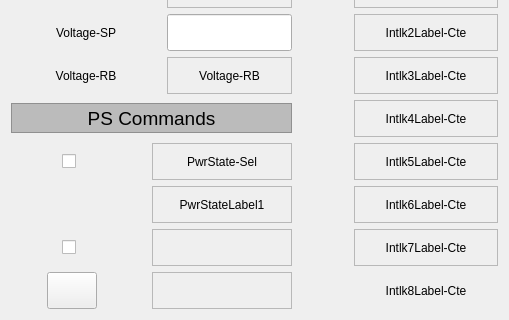
Above: siriushlacon/spixconv/ui/kicker.ui from lnls-sirius/pydm-opi before the change; both pictures show x 0 to 509 and y 165 to 485 of the 509 by 485 pixel window. Below: the same form after it.
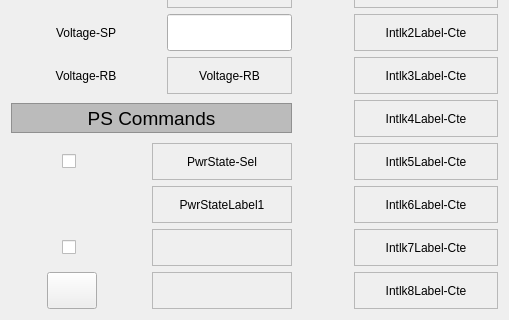
That is the form after the change. Custom widgets are drawn as their Qt base class.

```diff
--- a/siriushlacon/spixconv/ui/kicker.ui
+++ b/siriushlacon/spixconv/ui/kicker.ui
@@ -857,6 +857,9 @@
        <property name="toolTip">
         <string/>
        </property>
+       <property name="frameShape">
+        <enum>QFrame::StyledPanel</enum>
+       </property>
        <property name="text">
         <string>Intlk8Label-Cte</string>
        </property>
```
Left out of the diff: 132 changed lines with no effect on the pictures.
